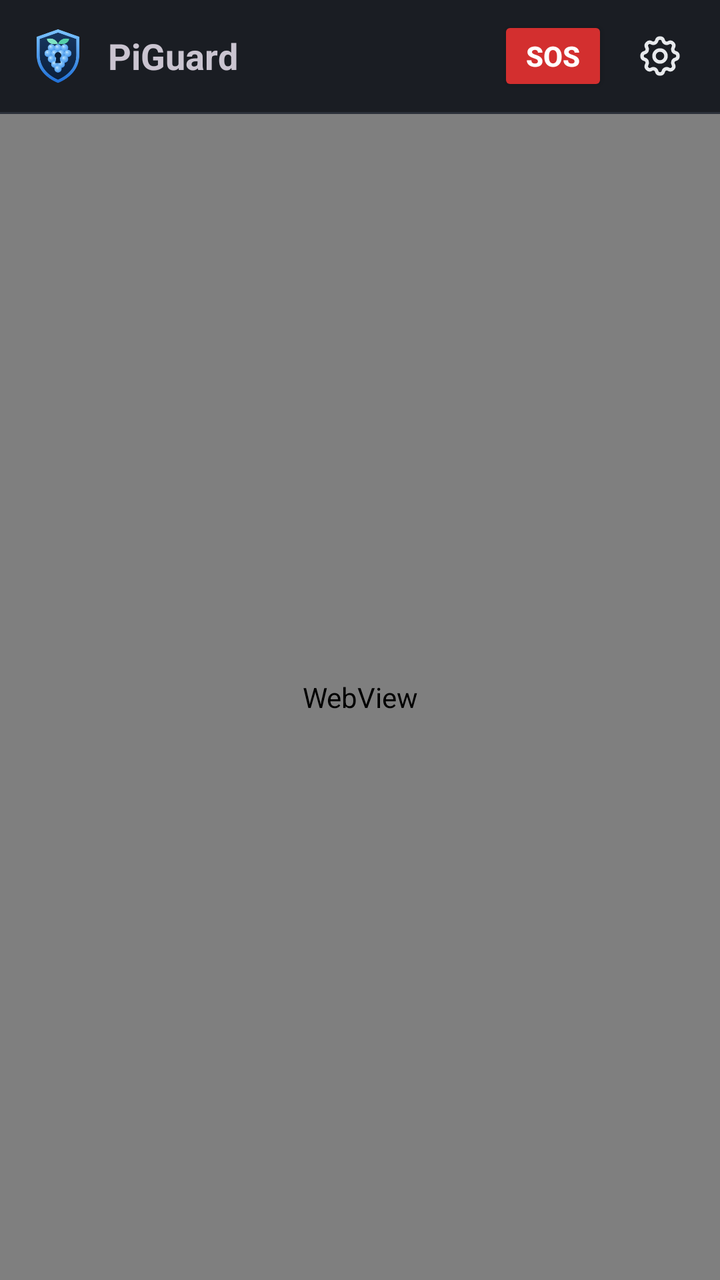
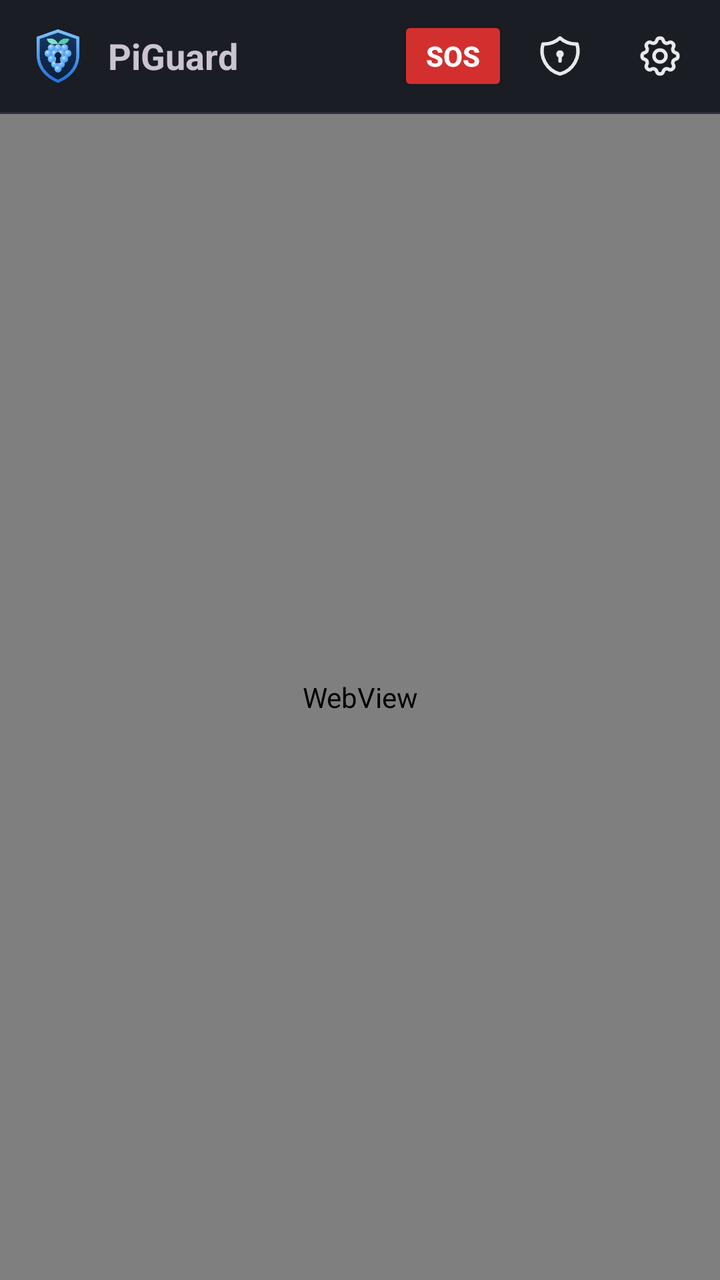

Compare the two renders of this Android layout. The source of the first and the diff that turns it into the second are given below.
<!-- AndroidManifest.xml: application theme Theme.PiGuard -->
<!-- res/layout/activity_main.xml -->
<?xml version="1.0" encoding="utf-8"?>
<LinearLayout xmlns:android="http://schemas.android.com/apk/res/android" xmlns:app="http://schemas.android.com/apk/res-auto" android:layout_width="match_parent" android:layout_height="match_parent" android:orientation="vertical" android:background="@color/bg" android:fitsSystemWindows="true">
    <LinearLayout android:layout_width="match_parent" android:layout_height="56dp" android:background="@color/surface" android:gravity="center_vertical" android:paddingStart="14dp" android:paddingEnd="6dp">
        <ImageView android:layout_width="30dp" android:layout_height="30dp" android:src="@mipmap/ic_brand" android:importantForAccessibility="no" />
        <TextView android:layout_width="0dp" android:layout_height="wrap_content" android:layout_weight="1" android:layout_marginStart="10dp" android:text="PiGuard" android:textStyle="bold" android:textSize="18sp" />
        <Button android:id="@+id/sos" android:layout_width="wrap_content" android:layout_height="40dp" android:minHeight="40dp" android:minWidth="0dp" android:insetTop="0dp" android:insetBottom="0dp" android:paddingHorizontal="14dp" android:text="@string/sos" android:textColor="#FFFFFF" android:textStyle="bold" app:backgroundTint="@color/sos" app:icon="@drawable/ic_alert_triangle" app:iconSize="18dp" app:iconTint="#FFFFFF" app:iconPadding="6dp" />
        <ImageButton android:id="@+id/settings" android:layout_width="48dp" android:layout_height="48dp" android:layout_marginStart="2dp" android:background="?attr/selectableItemBackgroundBorderless" android:src="@drawable/ic_settings" android:contentDescription="@string/settings_title" />
    </LinearLayout>
    <View android:layout_width="match_parent" android:layout_height="1dp" android:background="@color/line" />
    <FrameLayout android:layout_width="match_parent" android:layout_height="0dp" android:layout_weight="1">
        <WebView android:id="@+id/web" android:layout_width="match_parent" android:layout_height="match_parent" />
        <LinearLayout android:id="@+id/offline" android:layout_width="match_parent" android:layout_height="match_parent" android:background="@color/bg" android:gravity="center" android:orientation="vertical" android:padding="32dp" android:visibility="gone">
            <ImageView android:layout_width="64dp" android:layout_height="64dp" android:src="@drawable/ic_wifi_off" app:tint="@color/muted" android:importantForAccessibility="no" />
            <TextView android:layout_width="wrap_content" android:layout_height="wrap_content" android:layout_marginTop="16dp" android:gravity="center" android:text="@string/unreachable" android:textSize="18sp" />
            <Button android:id="@+id/vpn" android:layout_width="match_parent" android:layout_height="wrap_content" android:layout_marginTop="24dp" android:text="@string/connect_vpn" app:icon="@drawable/ic_shield_lock" />
            <Button android:id="@+id/retry" style="@style/Button.Tonal" android:layout_width="match_parent" android:layout_height="wrap_content" android:text="@string/retry" app:icon="@drawable/ic_refresh" />
        </LinearLayout>
    </FrameLayout>
</LinearLayout>
<!-- resources referenced by this layout -->
<resources>
  <color name="bg">#121418</color>
  <color name="line">#2C313A</color>
  <color name="muted">#98A1AD</color>
  <color name="sos">#D32F2F</color>
  <color name="surface">#1A1D23</color>
  <!-- drawable ic_alert_triangle (drawable) -->
  <vector xmlns:android="http://schemas.android.com/apk/res/android" android:width="24dp" android:height="24dp" android:viewportWidth="24" android:viewportHeight="24"><path android:pathData="M12 9v4" android:strokeColor="@color/text" android:strokeWidth="1.75" android:strokeLineCap="round" android:strokeLineJoin="round" android:fillColor="#00000000"/><path android:pathData="M10.363 3.591l-8.106 13.534a1.914 1.914 0 0 0 1.636 2.871h16.214a1.914 1.914 0 0 0 1.636 -2.87l-8.106 -13.536a1.914 1.914 0 0 0 -3.274 0z" android:strokeColor="@color/text" android:strokeWidth="1.75" android:strokeLineCap="round" android:strokeLineJoin="round" android:fillColor="#00000000"/><path android:pathData="M12 16h.01" android:strokeColor="@color/text" android:strokeWidth="1.75" android:strokeLineCap="round" android:strokeLineJoin="round" android:fillColor="#00000000"/></vector>
  <!-- drawable ic_refresh (drawable) -->
  <vector xmlns:android="http://schemas.android.com/apk/res/android" android:width="24dp" android:height="24dp" android:viewportWidth="24" android:viewportHeight="24"><path android:pathData="M20 11a8.1 8.1 0 0 0 -15.5 -2m-.5 -4v4h4" android:strokeColor="@color/text" android:strokeWidth="1.75" android:strokeLineCap="round" android:strokeLineJoin="round" android:fillColor="#00000000"/><path android:pathData="M4 13a8.1 8.1 0 0 0 15.5 2m.5 4v-4h-4" android:strokeColor="@color/text" android:strokeWidth="1.75" android:strokeLineCap="round" android:strokeLineJoin="round" android:fillColor="#00000000"/></vector>
  <!-- drawable ic_shield_lock (drawable) -->
  <vector xmlns:android="http://schemas.android.com/apk/res/android" android:width="24dp" android:height="24dp" android:viewportWidth="24" android:viewportHeight="24"><path android:pathData="M12 3a12 12 0 0 0 8.5 3a12 12 0 0 1 -8.5 15a12 12 0 0 1 -8.5 -15a12 12 0 0 0 8.5 -3" android:strokeColor="@color/text" android:strokeWidth="1.75" android:strokeLineCap="round" android:strokeLineJoin="round" android:fillColor="#00000000"/><path android:pathData="M12 11m-1 0a1 1 0 1 0 2 0a1 1 0 1 0 -2 0" android:strokeColor="@color/text" android:strokeWidth="1.75" android:strokeLineCap="round" android:strokeLineJoin="round" android:fillColor="#00000000"/><path android:pathData="M12 12l0 2.5" android:strokeColor="@color/text" android:strokeWidth="1.75" android:strokeLineCap="round" android:strokeLineJoin="round" android:fillColor="#00000000"/></vector>
  <string name="connect_vpn">Connect VPN</string>
  <string name="retry">Try again</string>
  <string name="settings_title">App settings</string>
  <string name="sos">SOS</string>
  <string name="unreachable">pi-guard cannot be reached.</string>
  <style name="Button.Tonal" parent="Widget.Material3.Button.TonalButton">
          <item name="cornerRadius">10dp</item><item name="android:minHeight">52dp</item><item name="android:textAllCaps">false</item><item name="android:textSize">15sp</item><item name="iconGravity">textStart</item><item name="iconPadding">8dp</item>
      </style>
  <color name="text">#E7E9EC</color>
  <color name="accent">#5CB3FF</color>
  <color name="accent_ink">#0B1A29</color>
  <color name="surface2">#22262E</color>
  <color name="danger">#FF6B6B</color>
  <style name="Button" parent="Widget.Material3.Button">
          <item name="cornerRadius">10dp</item><item name="android:minHeight">52dp</item><item name="android:textAllCaps">false</item><item name="android:textSize">15sp</item><item name="iconGravity">textStart</item><item name="iconPadding">8dp</item>
      </style>
  <!-- unchanged entries left out for length: 4 -->
</resources>

<!-- the commit's change to res/layout/activity_main.xml (unified diff, before → after) -->
@@ -4,6 +4,7 @@
         <ImageView android:layout_width="30dp" android:layout_height="30dp" android:src="@mipmap/ic_brand" android:importantForAccessibility="no" />
         <TextView android:layout_width="0dp" android:layout_height="wrap_content" android:layout_weight="1" android:layout_marginStart="10dp" android:text="PiGuard" android:textStyle="bold" android:textSize="18sp" />
         <Button android:id="@+id/sos" android:layout_width="wrap_content" android:layout_height="40dp" android:minHeight="40dp" android:minWidth="0dp" android:insetTop="0dp" android:insetBottom="0dp" android:paddingHorizontal="14dp" android:text="@string/sos" android:textColor="#FFFFFF" android:textStyle="bold" app:backgroundTint="@color/sos" app:icon="@drawable/ic_alert_triangle" app:iconSize="18dp" app:iconTint="#FFFFFF" app:iconPadding="6dp" />
+        <ImageButton android:id="@+id/vpn_open" android:layout_width="48dp" android:layout_height="48dp" android:layout_marginStart="2dp" android:background="?attr/selectableItemBackgroundBorderless" android:src="@drawable/ic_shield_lock" android:contentDescription="@string/vpn_title" />
         <ImageButton android:id="@+id/settings" android:layout_width="48dp" android:layout_height="48dp" android:layout_marginStart="2dp" android:background="?attr/selectableItemBackgroundBorderless" android:src="@drawable/ic_settings" android:contentDescription="@string/settings_title" />
     </LinearLayout>
     <View android:layout_width="match_parent" android:layout_height="1dp" android:background="@color/line" />
<!-- resource entries referenced after the edit -->
@@ -16,6 +16,7 @@
   <string name="settings_title">App settings</string>
   <string name="sos">SOS</string>
   <string name="unreachable">pi-guard cannot be reached.</string>
+  <string name="vpn_title">VPN</string>
   <style name="Button.Tonal" parent="Widget.Material3.Button.TonalButton">
           <item name="cornerRadius">10dp</item><item name="android:minHeight">52dp</item><item name="android:textAllCaps">false</item><item name="android:textSize">15sp</item><item name="iconGravity">textStart</item><item name="iconPadding">8dp</item>
       </style>
